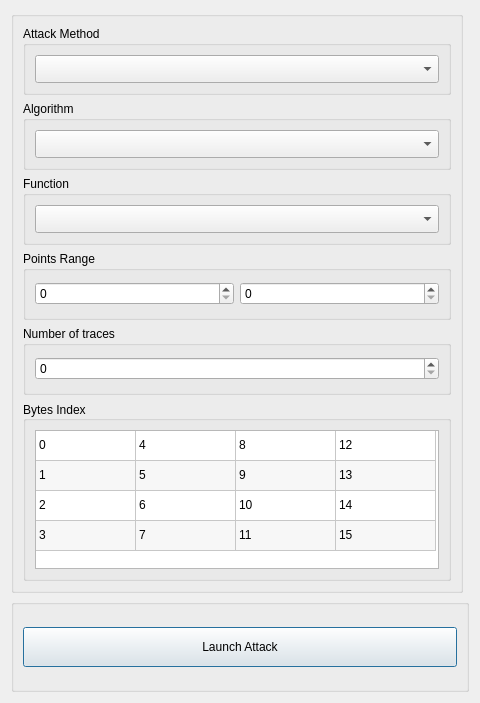
The window that attackwindow.ui (FdLSifu/qscat) describes before a commit, drawn with Qt 5.
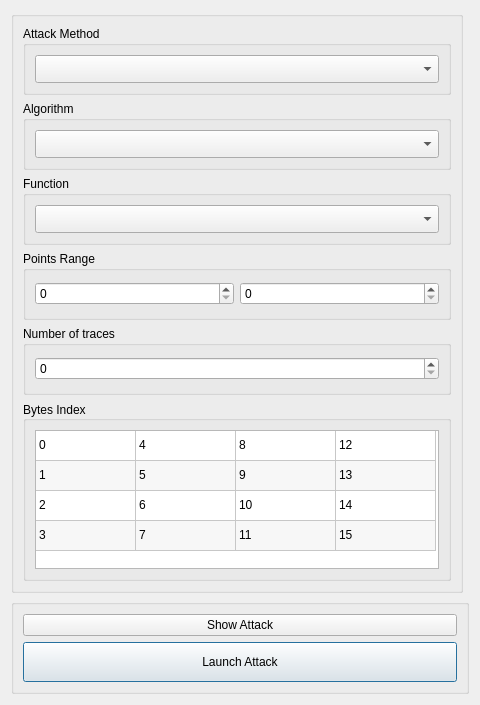
The same window after the commit.

Commit message: Add button to show attack log

What changed in the file:
```diff
--- a/attackwindow.ui
+++ b/attackwindow.ui
@@ -408,6 +408,13 @@
         </property>
        </widget>
       </item>
+      <item row="0" column="0">
+       <widget class="QPushButton" name="showattack">
+        <property name="text">
+         <string>Show Attack</string>
+        </property>
+       </widget>
+      </item>
      </layout>
     </widget>
    </item>
```
The commit also changes 2 other files.
